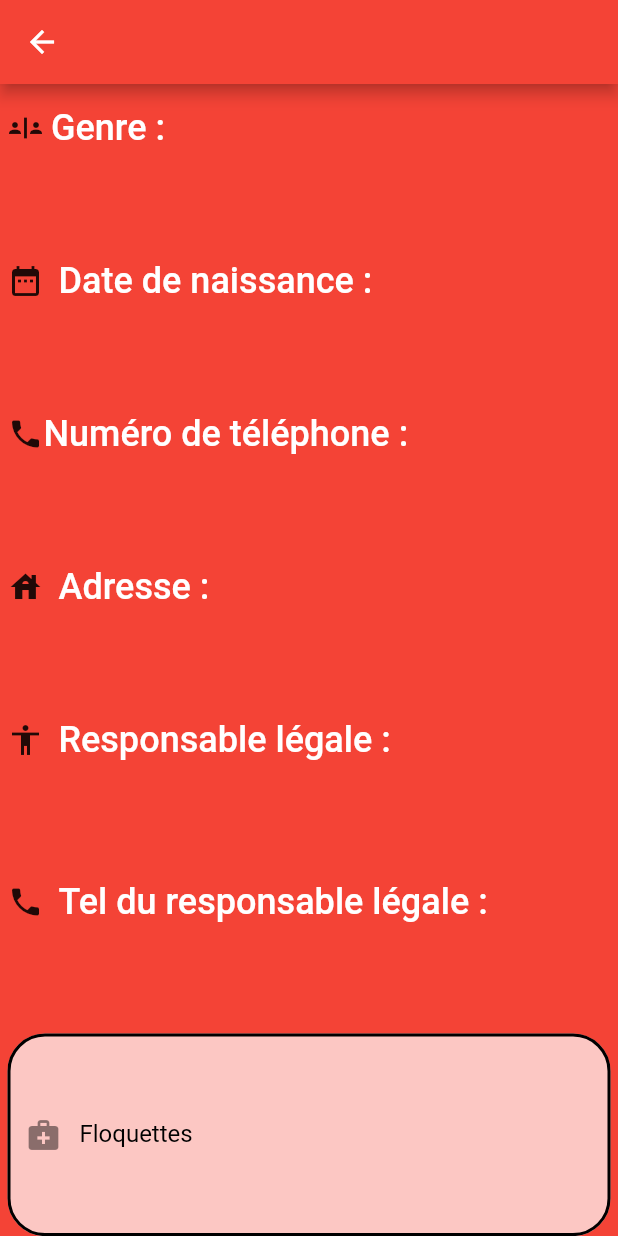
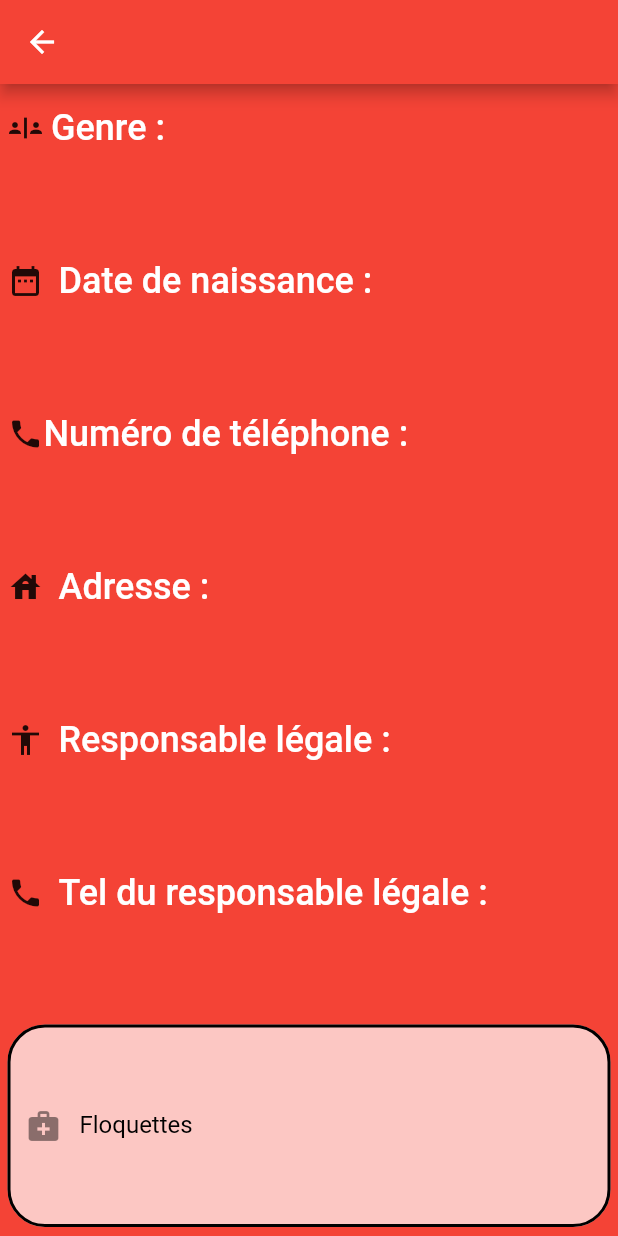
Before and after one commit to T-ramissU/bleu-manager, a Flutter app: the DetailPage screen opened directly with empty values, on a phone screen of 412 x 824 dp. Run offline on Flutter 3.47's test engine with Material 2 defaults, Android fonts, the phone set to English and light mode, and no system bars; our stand-ins replace flutter_secure_storage, package_info_plus, tuple; accounts and stored records are empty.

Commit message:
const + remove usless widget

```diff
--- a/bleumanager/lib/main.dart
+++ b/bleumanager/lib/main.dart
@@ -1,4 +1,3 @@
-import 'package:bleumanager/widget/update_popup.dart';
 import 'package:flutter/material.dart';
 
 import 'package:bleumanager/widget/login_page.dart';
--- a/bleumanager/lib/widget/details_page.dart
+++ b/bleumanager/lib/widget/details_page.dart
@@ -1,4 +1,3 @@
-import 'package:bleumanager/widget/list_page.dart';
 import 'package:flutter/material.dart';
 
 import '../object/bleu.dart';
@@ -125,8 +124,7 @@ class _DetailPageState extends State<DetailPage> {
                 ),
               ))));
 
-  Widget buildbd(Bleu bleu) => Container(
-          child: Column(children: [
+  Widget buildbd(Bleu bleu) => Column(children: [
         Row(children: const [
           Icon(Icons.date_range),
           SizedBox(
@@ -138,7 +136,7 @@ class _DetailPageState extends State<DetailPage> {
                 color: Colors.white, fontWeight: FontWeight.w500, fontSize: 24),
           ),
         ]),
-        SizedBox(
+        const SizedBox(
           height: 6,
         ),
         Text(
@@ -146,10 +144,9 @@ class _DetailPageState extends State<DetailPage> {
           style: const TextStyle(
               color: Colors.white, fontWeight: FontWeight.w200, fontSize: 24),
         ),
-      ]));
+      ]);
 
-  Widget buildgenre(Bleu bleu) => Container(
-        child: Column(
+  Widget buildgenre(Bleu bleu) => Column(
         children: [
           Row(children: const [
             Icon(Icons.safety_divider_outlined),
@@ -170,16 +167,12 @@ class _DetailPageState extends State<DetailPage> {
           Text(
             bleu.sexe,
             style: const TextStyle(
-                  color: Colors.white,
-                  fontWeight: FontWeight.w200,
-                  fontSize: 24),
+                color: Colors.white, fontWeight: FontWeight.w200, fontSize: 24),
           ),
         ],
-        ),
       );
 
-  Widget buildadresse(Bleu bleu) => Container(
-          child: Column(
+  Widget buildadresse(Bleu bleu) => Column(
         children: [
           Row(children: const [
             Icon(Icons.house),
@@ -194,7 +187,7 @@ class _DetailPageState extends State<DetailPage> {
                   fontSize: 24),
             ),
           ]),
-          SizedBox(
+          const SizedBox(
             height: 6,
           ),
           Text(
@@ -203,10 +196,9 @@ class _DetailPageState extends State<DetailPage> {
                 color: Colors.white, fontWeight: FontWeight.w200, fontSize: 24),
           ),
         ],
-      ));
+      );
 
-  Widget buildresplegal(Bleu bleu) => Container(
-          child: Column(
+  Widget buildresplegal(Bleu bleu) => Column(
         children: [
           Row(children: const [
             Icon(Icons.accessibility_sharp),
@@ -221,22 +213,16 @@ class _DetailPageState extends State<DetailPage> {
                   fontSize: 24),
             ),
           ]),
-          SizedBox(
-            height: 6,
-          ),
-          SizedBox(
-            height: 6,
-          ),
+          const SizedBox(height: 6),
           Text(
             bleu.resp,
             style: const TextStyle(
                 color: Colors.white, fontWeight: FontWeight.w200, fontSize: 24),
           ),
         ],
-      ));
+      );
 
-  Widget buildnumresp(Bleu bleu) => Container(
-          child: Column(
+  Widget buildnumresp(Bleu bleu) => Column(
         children: [
           Row(children: const [
             Icon(Icons.phone),
@@ -251,7 +237,7 @@ class _DetailPageState extends State<DetailPage> {
                   fontSize: 24),
             ),
           ]),
-          SizedBox(
+          const SizedBox(
             height: 6,
           ),
           Text(
@@ -260,7 +246,7 @@ class _DetailPageState extends State<DetailPage> {
                 color: Colors.white, fontWeight: FontWeight.w200, fontSize: 24),
           ),
         ],
-      ));
+      );
 
   Widget buildnum(Bleu bleu) => Column(
         children: [
@@ -274,7 +260,7 @@ class _DetailPageState extends State<DetailPage> {
                   fontSize: 24),
             ),
           ]),
-          SizedBox(
+          const SizedBox(
             height: 6,
           ),
           Text(
@@ -296,13 +282,13 @@ class _DetailPageState extends State<DetailPage> {
           ),
           enabledBorder: OutlineInputBorder(
               borderRadius: BorderRadius.circular(25.0),
-              borderSide: BorderSide(color: Colors.black, width: 2.0)),
-          border: OutlineInputBorder(),
+              borderSide: const BorderSide(color: Colors.black, width: 2.0)),
+          border: const OutlineInputBorder(),
           filled: true,
           fillColor: Colors.white70,
           labelText: 'Floquettes',
           labelStyle: const TextStyle(color: Colors.black),
-          prefixIcon: Icon(Icons.medical_services),
+          prefixIcon: const Icon(Icons.medical_services),
         ),
         keyboardType: TextInputType.multiline,
         // suggests emails when keyboard is opened if any saved
@@ -322,13 +308,13 @@ class _DetailPageState extends State<DetailPage> {
           ),
           enabledBorder: OutlineInputBorder(
               borderRadius: BorderRadius.circular(25.0),
-              borderSide: BorderSide(color: Colors.black, width: 2.0)),
-          border: OutlineInputBorder(),
+              borderSide: const BorderSide(color: Colors.black, width: 2.0)),
+          border: const OutlineInputBorder(),
           filled: true,
           fillColor: Colors.white70,
           labelText: 'Commentaires',
           labelStyle: const TextStyle(color: Colors.black),
-          prefixIcon: Icon(Icons.comment),
+          prefixIcon: const Icon(Icons.comment),
         ),
         keyboardType: TextInputType.multiline,
         // suggests emails when keyboard is opened if any saved
@@ -348,13 +334,13 @@ class _DetailPageState extends State<DetailPage> {
           ),
           enabledBorder: OutlineInputBorder(
               borderRadius: BorderRadius.circular(25.0),
-              borderSide: BorderSide(color: Colors.black, width: 2.0)),
-          border: OutlineInputBorder(),
+              borderSide: const BorderSide(color: Colors.black, width: 2.0)),
+          border: const OutlineInputBorder(),
           filled: true,
           fillColor: Colors.white70,
           labelText: 'Ramassage 1',
           labelStyle: const TextStyle(color: Colors.black),
-          prefixIcon: Icon(Icons.euro),
+          prefixIcon: const Icon(Icons.euro),
         ),
         keyboardType: TextInputType.multiline,
         // suggests emails when keyboard is opened if any saved
@@ -380,7 +366,7 @@ class _DetailPageState extends State<DetailPage> {
           fillColor: Colors.white70,
           labelText: 'Ramassage 2',
           labelStyle: const TextStyle(color: Colors.black),
-          prefixIcon: Icon(Icons.euro),
+          prefixIcon: const Icon(Icons.euro),
         ),
         keyboardType: TextInputType.multiline,
         // suggests emails when keyboard is opened if any saved
@@ -400,13 +386,13 @@ class _DetailPageState extends State<DetailPage> {
           ),
           enabledBorder: OutlineInputBorder(
               borderRadius: BorderRadius.circular(25.0),
-              borderSide: BorderSide(color: Colors.black, width: 2.0)),
-          border: OutlineInputBorder(),
+              borderSide: const BorderSide(color: Colors.black, width: 2.0)),
+          border: const OutlineInputBorder(),
           filled: true,
           fillColor: Colors.white70,
           labelText: 'Ramassage 3',
           labelStyle: const TextStyle(color: Colors.black),
-          prefixIcon: Icon(Icons.euro),
+          prefixIcon: const Icon(Icons.euro),
         ),
         keyboardType: TextInputType.multiline,
         // suggests emails when keyboard is opened if any saved
@@ -426,13 +412,13 @@ class _DetailPageState extends State<DetailPage> {
           ),
           enabledBorder: OutlineInputBorder(
               borderRadius: BorderRadius.circular(25.0),
-              borderSide: BorderSide(color: Colors.black, width: 2.0)),
-          border: OutlineInputBorder(),
+              borderSide: const BorderSide(color: Colors.black, width: 2.0)),
+          border: const OutlineInputBorder(),
           filled: true,
           fillColor: Colors.white70,
           labelText: 'Ramassage 4',
           labelStyle: const TextStyle(color: Colors.black),
-          prefixIcon: Icon(Icons.euro),
+          prefixIcon: const Icon(Icons.euro),
         ),
         keyboardType: TextInputType.multiline,
         // suggests emails when keyboard is opened if any saved
--- a/bleumanager/lib/widget/list_page.dart
+++ b/bleumanager/lib/widget/list_page.dart
@@ -99,7 +99,6 @@ class _ListPageState extends State<ListPage> {
   Widget _buildTable(BuildContext context) {
     return Expanded(
       child: ListView(
-
         restorationId: 'data_table_list_view',
         padding: const EdgeInsets.all(1),
         children: [
@@ -234,7 +233,6 @@ class _ListPageState extends State<ListPage> {
               });
               return const Text(""); // return invisible widget
             }
-            ;
             // fetch not yet terminated, return progress indicator
             return const Center(
               child: CircularProgressIndicator(color: Colors.redAccent),
```
Lines whose indentation alone changed are shown as unchanged.
